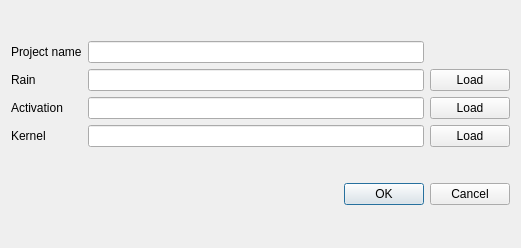
First picture: the form in validation.ui, repository alessioderango/SAKe, before the edit.
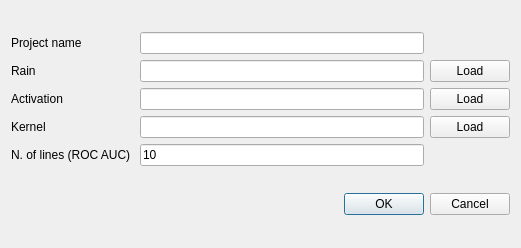
Second picture: the form after the edit.

The edit to the form file:
```diff
--- a/validation.ui
+++ b/validation.ui
@@ -16,20 +16,13 @@
   <layout class="QVBoxLayout" name="verticalLayout">
    <item>
     <layout class="QGridLayout" name="gridLayout">
-     <item row="2" column="1">
+     <item row="2" column="2">
       <widget class="QLineEdit" name="lineEdit_activation">
        <property name="readOnly">
         <bool>true</bool>
        </property>
       </widget>
      </item>
-     <item row="3" column="0">
-      <widget class="QLabel" name="label_3">
-       <property name="text">
-        <string>Kernel</string>
-       </property>
-      </widget>
-     </item>
      <item row="2" column="0">
       <widget class="QLabel" name="label_2">
        <property name="text">
@@ -44,44 +37,51 @@
        </property>
       </widget>
      </item>
-     <item row="3" column="2">
+     <item row="3" column="3">
       <widget class="QPushButton" name="pushButton_3">
        <property name="text">
         <string>Load</string>
        </property>
       </widget>
      </item>
-     <item row="3" column="1">
+     <item row="3" column="0">
+      <widget class="QLabel" name="label_3">
+       <property name="text">
+        <string>Kernel</string>
+       </property>
+      </widget>
+     </item>
+     <item row="3" column="2">
       <widget class="QLineEdit" name="lineEdit_kernel">
        <property name="readOnly">
         <bool>true</bool>
        </property>
       </widget>
      </item>
-     <item row="1" column="1">
+     <item row="1" column="2">
       <widget class="QLineEdit" name="lineEdit_rain">
        <property name="readOnly">
         <bool>true</bool>
        </property>
       </widget>
      </item>
-     <item row="0" column="1">
+     <item row="0" column="2">
       <widget class="QLineEdit" name="lineEditProjName"/>
      </item>
-     <item row="2" column="2">
-      <widget class="QPushButton" name="pushButton_2">
-       <property name="text">
-        <string>Load</string>
-       </property>
-      </widget>
-     </item>
-     <item row="1" column="2">
+     <item row="1" column="3">
       <widget class="QPushButton" name="pushButton">
        <property name="text">
         <string>Load</string>
        </property>
       </widget>
      </item>
+     <item row="2" column="3">
+      <widget class="QPushButton" name="pushButton_2">
+       <property name="text">
+        <string>Load</string>
+       </property>
+      </widget>
+     </item>
      <item row="0" column="0">
       <widget class="QLabel" name="label_4">
        <property name="text">
@@ -89,6 +89,20 @@
        </property>
       </widget>
      </item>
+     <item row="4" column="0">
+      <widget class="QLabel" name="label_5">
+       <property name="text">
+        <string>N. of lines (ROC AUC) </string>
+       </property>
+      </widget>
+     </item>
+     <item row="4" column="2">
+      <widget class="QLineEdit" name="lineEditNumberOfLines">
+       <property name="text">
+        <string>10</string>
+       </property>
+      </widget>
+     </item>
     </layout>
    </item>
    <item>
```
